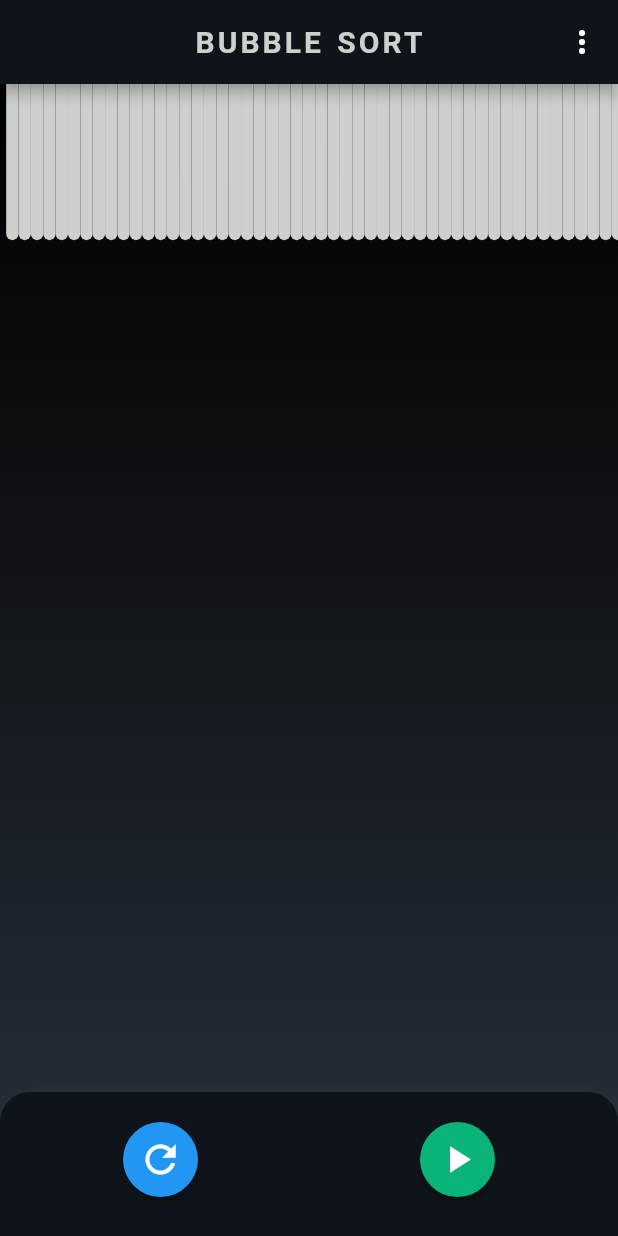
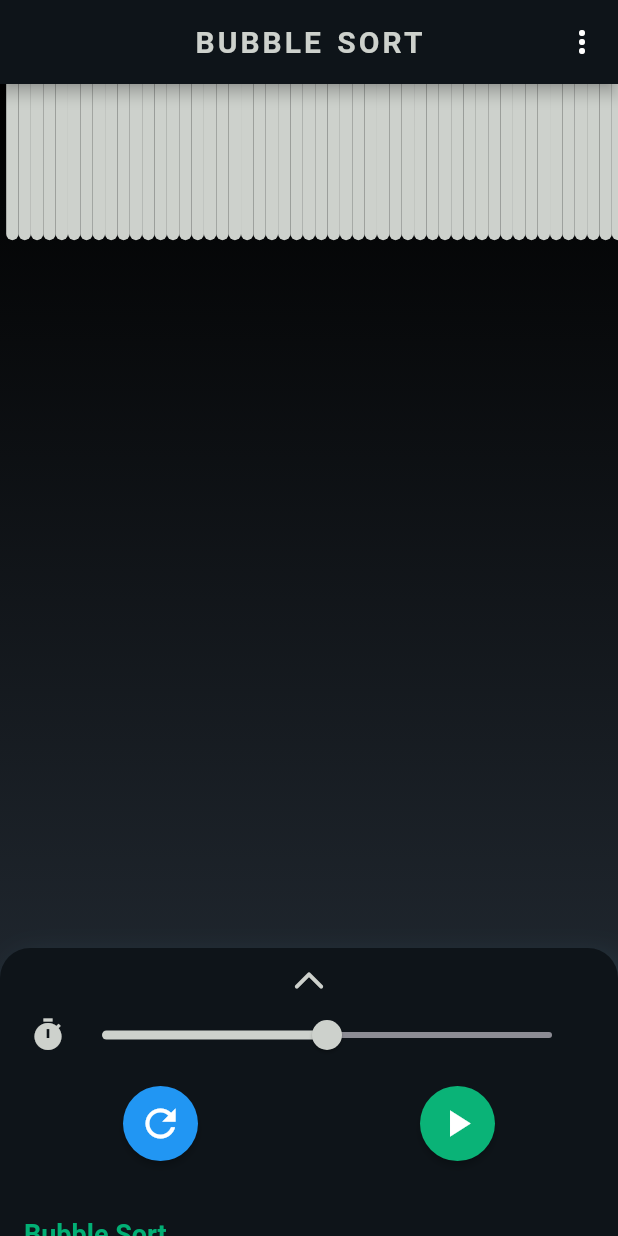
Before and after one commit to jaiswal4sudeep/SortItOut-Sorting_Visualizer, a Flutter app: the screen it shows after launch, on a phone screen of 412 x 824 dp. Run offline on Flutter 3.47's test engine with Material 2 defaults, Android fonts, the light colour scheme and no system bars.

Commit message:
Timer Function Added

```diff
--- a/lib/pages/home_page.dart
+++ b/lib/pages/home_page.dart
@@ -20,6 +20,12 @@ class _HomePageState extends State<HomePage> {
   String currentSortingCode = 'assets/images/bubblesort.png';
 
   bool isSorting = false;
+
+  int initialDuration = 3;
+  final double minDuration = 1.0;
+  final double maxDuration = 5.0;
+  final divisionDuration = 10;
+  late int currentDuration = 500;
 
   GlobalKey<ScaffoldState> scaffoldKey = GlobalKey<ScaffoldState>();
 
@@ -94,7 +100,7 @@ class _HomePageState extends State<HomePage> {
           numbers[j] = numbers[j + 1];
           numbers[j + 1] = temp;
         }
-        await Future.delayed(const Duration(microseconds: 1000));
+        await Future.delayed(Duration(microseconds: currentDuration));
         setState(() {});
       }
     }
@@ -431,8 +437,8 @@ class _HomePageState extends State<HomePage> {
               }).toList(),
             ),
             DraggableScrollableSheet(
-              initialChildSize: .125,
-              minChildSize: .125,
+              initialChildSize: .25,
+              minChildSize: .25,
               // maxChildSize: .3,
               builder:
                   (BuildContext context, ScrollController scrollController) {
@@ -455,13 +461,72 @@ class _HomePageState extends State<HomePage> {
                   child: ListView(
                     controller: scrollController,
                     children: [
+                      const Padding(
+                        padding: EdgeInsets.fromLTRB(0, 10, 0, 0),
+                        child: RotatedBox(
+                          quarterTurns: 1,
+                          child: Icon(
+                            Icons.arrow_back_ios_rounded,
+                            color: Color(0xFFCDD1CC),
+                          ),
+                        ),
+                      ),
+                      Padding(
+                        padding: const EdgeInsets.symmetric(horizontal: 20),
+                        child: Row(
+                          children: [
+                            const Icon(
+                              Icons.timer,
+                              color: Color(0xFFCDD1CC),
+                            ),
+                            Expanded(
+                              child: SliderTheme(
+                                data: const SliderThemeData(
+                                  thumbColor: Color(0xFFCDD1CC),
+                                  activeTrackColor: Color(0xFFCDD1CC),
+                                  inactiveTrackColor: Color(0xFF8C8C94),
+                                  valueIndicatorColor: Color(0xFF8C8C94),
+                                  activeTickMarkColor: Colors.transparent,
+                                  inactiveTickMarkColor: Colors.transparent,
+                                ),
+                                child: Slider(
+                                  value: initialDuration.toDouble(),
+                                  min: minDuration,
+                                  max: maxDuration,
+                                  divisions: divisionDuration,
+                                  label: initialDuration.round().toString(),
+                                  onChanged: (double value) {
+                                    setState(() {
+                                      initialDuration = value.round();
+                                      if (initialDuration == 5) {
+                                        currentDuration = 500 * 1;
+                                      } else if (initialDuration == 4) {
+                                        currentDuration = 500 * 2;
+                                      } else if (initialDuration == 3) {
+                                        currentDuration = 500 * 3;
+                                      } else if (initialDuration == 2) {
+                                        currentDuration = 500 * 4;
+                                      } else if (initialDuration == 1) {
+                                        currentDuration = 500 * 5;
+                                      }
+                                    });
+                                  },
+                                  semanticFormatterCallback: (double newValue) {
+                                    return "${newValue.round()} dollars";
+                                  },
+                                ),
+                              ),
+                            ),
+                          ],
+                        ),
+                      ),
                       Column(
                         crossAxisAlignment: CrossAxisAlignment.start,
                         children: [
                           Padding(
                             padding: const EdgeInsets.symmetric(
                               horizontal: 8.0,
-                              vertical: 20,
+                              vertical: 10,
                             ),
                             child: Row(
                               mainAxisAlignment: MainAxisAlignment.spaceAround,
```
